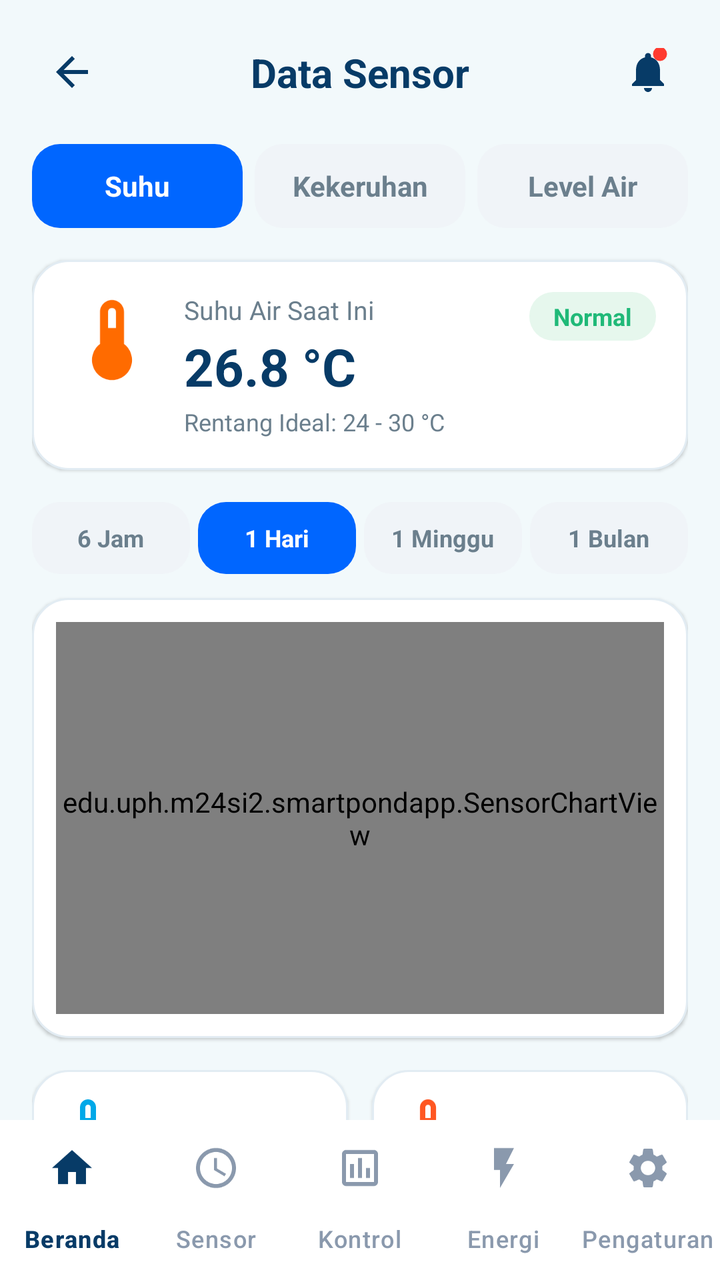
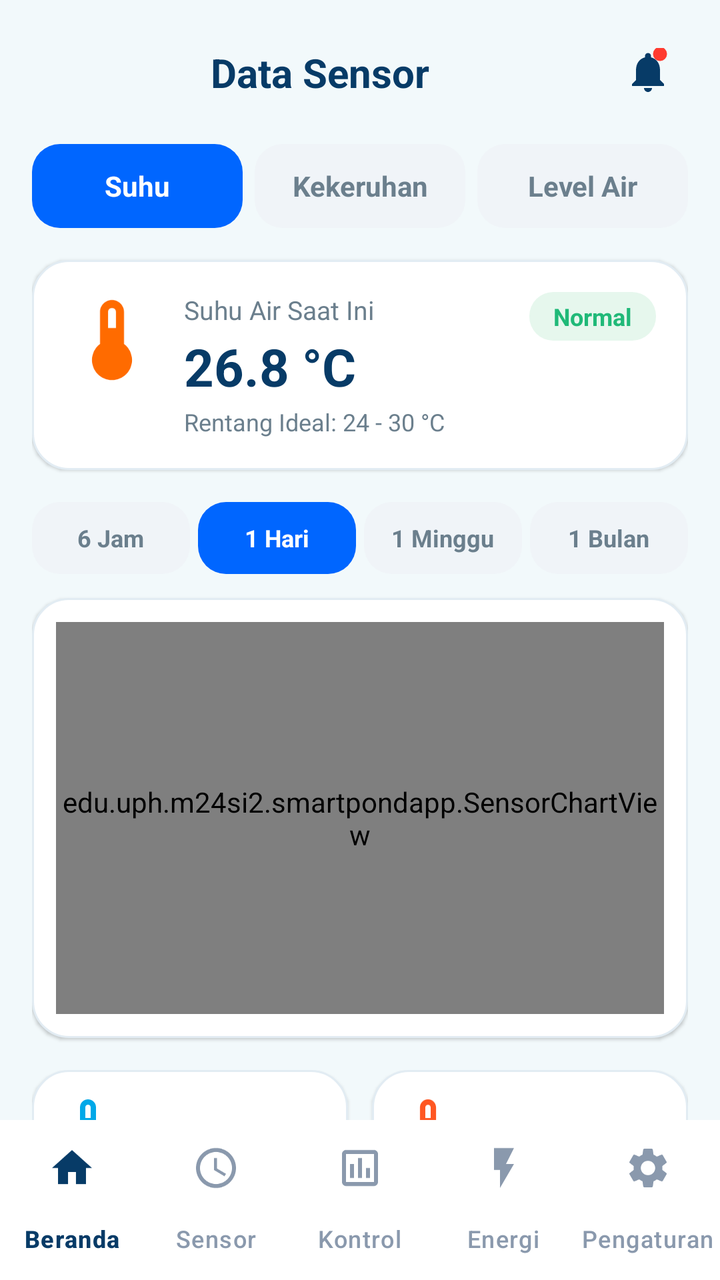

Compare the two renders of this Android layout. The source of the first and the diff that turns it into the second are given below.
<!-- AndroidManifest.xml: application theme Theme.SmartPondApp -->
<!-- res/layout/activity_sensor.xml -->
<?xml version="1.0" encoding="utf-8"?>
<androidx.constraintlayout.widget.ConstraintLayout xmlns:android="http://schemas.android.com/apk/res/android"
    xmlns:app="http://schemas.android.com/apk/res-auto"
    xmlns:tools="http://schemas.android.com/tools"
    android:id="@+id/mainSensor"
    android:layout_width="match_parent"
    android:layout_height="match_parent"
    android:background="@color/sp_background"
    tools:context=".SensorActivity">

    
    <androidx.constraintlayout.widget.ConstraintLayout
        android:id="@+id/headerBar"
        android:layout_width="match_parent"
        android:layout_height="wrap_content"
        android:paddingHorizontal="16dp"
        android:paddingTop="16dp"
        android:paddingBottom="12dp"
        app:layout_constraintTop_toTopOf="parent">

        <ImageButton
            android:id="@+id/btnBack"
            android:layout_width="40dp"
            android:layout_height="40dp"
            android:background="?attr/selectableItemBackgroundBorderless"
            android:contentDescription="@string/cd_menu"
            android:src="@drawable/ic_back_24"
            app:layout_constraintBottom_toBottomOf="parent"
            app:layout_constraintStart_toStartOf="parent"
            app:layout_constraintTop_toTopOf="parent" />

        <TextView
            android:id="@+id/tvHeaderTitle"
            android:layout_width="wrap_content"
            android:layout_height="wrap_content"
            android:text="@string/title_data_sensor"
            android:textColor="@color/sp_navy"
            android:textSize="20sp"
            android:textStyle="bold"
            app:layout_constraintBottom_toBottomOf="parent"
            app:layout_constraintEnd_toStartOf="@id/btnNotification"
            app:layout_constraintStart_toEndOf="@id/btnBack"
            app:layout_constraintTop_toTopOf="parent" />

        <ImageButton
            android:id="@+id/btnNotification"
            android:layout_width="40dp"
            android:layout_height="40dp"
            android:background="?attr/selectableItemBackgroundBorderless"
            android:contentDescription="@string/cd_notification"
            android:src="@drawable/ic_bell_badge_24"
            app:layout_constraintBottom_toBottomOf="parent"
            app:layout_constraintEnd_toEndOf="parent"
            app:layout_constraintTop_toTopOf="parent" />

    </androidx.constraintlayout.widget.ConstraintLayout>

    
    <androidx.core.widget.NestedScrollView
        android:id="@+id/scrollSensor"
        android:layout_width="match_parent"
        android:layout_height="0dp"
        android:fillViewport="true"
        app:layout_constraintBottom_toTopOf="@id/bottomNavigation"
        app:layout_constraintTop_toBottomOf="@id/headerBar">

        <LinearLayout
            android:layout_width="match_parent"
            android:layout_height="wrap_content"
            android:orientation="vertical"
            android:paddingHorizontal="16dp"
            android:paddingBottom="24dp">

            
            <LinearLayout
                android:layout_width="match_parent"
                android:layout_height="wrap_content"
                android:layout_marginTop="4dp"
                android:orientation="horizontal">

                <TextView
                    android:id="@+id/tabSuhu"
                    android:layout_width="0dp"
                    android:layout_height="42dp"
                    android:layout_marginEnd="6dp"
                    android:layout_weight="1"
                    android:background="@drawable/bg_tab_selected"
                    android:gravity="center"
                    android:text="@string/tab_suhu"
                    android:textColor="#FFFFFF"
                    android:textSize="14sp"
                    android:textStyle="bold" />

                <TextView
                    android:id="@+id/tabKekeruhan"
                    android:layout_width="0dp"
                    android:layout_height="42dp"
                    android:layout_marginEnd="6dp"
                    android:layout_weight="1"
                    android:background="@drawable/bg_tab_unselected"
                    android:gravity="center"
                    android:text="@string/tab_kekeruhan"
                    android:textColor="@color/sp_muted"
                    android:textSize="14sp"
                    android:textStyle="bold" />

                <TextView
                    android:id="@+id/tabLevelAir"
                    android:layout_width="0dp"
                    android:layout_height="42dp"
                    android:layout_weight="1"
                    android:background="@drawable/bg_tab_unselected"
                    android:gravity="center"
                    android:text="@string/tab_level_air"
                    android:textColor="@color/sp_muted"
                    android:textSize="14sp"
                    android:textStyle="bold" />

            </LinearLayout>

            
            <androidx.constraintlayout.widget.ConstraintLayout
                android:id="@+id/cardCurrentSensor"
                android:layout_width="match_parent"
                android:layout_height="wrap_content"
                android:layout_marginTop="16dp"
                android:background="@drawable/bg_card_rounded"
                android:elevation="1dp"
                android:padding="16dp">

                <ImageView
                    android:id="@+id/ivMainSensorIcon"
                    android:layout_width="48dp"
                    android:layout_height="48dp"
                    android:contentDescription="@string/title_water_temp"
                    android:src="@drawable/ic_thermometer"
                    app:layout_constraintStart_toStartOf="parent"
                    app:layout_constraintTop_toTopOf="parent" />

                <TextView
                    android:id="@+id/tvMainSensorTitle"
                    android:layout_width="0dp"
                    android:layout_height="wrap_content"
                    android:layout_marginStart="12dp"
                    android:text="@string/suhu_air_saat_ini"
                    android:textColor="@color/sp_muted"
                    android:textSize="13sp"
                    app:layout_constraintEnd_toStartOf="@id/tvMainSensorBadge"
                    app:layout_constraintStart_toEndOf="@id/ivMainSensorIcon"
                    app:layout_constraintTop_toTopOf="@id/ivMainSensorIcon" />

                <TextView
                    android:id="@+id/tvMainSensorValue"
                    android:layout_width="0dp"
                    android:layout_height="wrap_content"
                    android:layout_marginStart="12dp"
                    android:layout_marginTop="2dp"
                    android:text="@string/default_suhu_val"
                    android:textColor="@color/sp_navy"
                    android:textSize="26sp"
                    android:textStyle="bold"
                    app:layout_constraintEnd_toStartOf="@id/tvMainSensorBadge"
                    app:layout_constraintStart_toEndOf="@id/ivMainSensorIcon"
                    app:layout_constraintTop_toBottomOf="@id/tvMainSensorTitle" />

                <TextView
                    android:id="@+id/tvMainSensorSubtext"
                    android:layout_width="0dp"
                    android:layout_height="wrap_content"
                    android:layout_marginStart="12dp"
                    android:layout_marginTop="2dp"
                    android:text="@string/rentang_ideal_suhu"
                    android:textColor="@color/sp_muted"
                    android:textSize="12sp"
                    app:layout_constraintEnd_toEndOf="parent"
                    app:layout_constraintStart_toEndOf="@id/ivMainSensorIcon"
                    app:layout_constraintTop_toBottomOf="@id/tvMainSensorValue" />

                <TextView
                    android:id="@+id/tvMainSensorBadge"
                    android:layout_width="wrap_content"
                    android:layout_height="wrap_content"
                    android:background="@drawable/bg_status_badge"
                    android:paddingHorizontal="12dp"
                    android:paddingVertical="4dp"
                    android:text="@string/badge_normal"
                    android:textColor="@color/sp_green"
                    android:textSize="12sp"
                    android:textStyle="bold"
                    app:layout_constraintEnd_toEndOf="parent"
                    app:layout_constraintTop_toTopOf="parent" />

            </androidx.constraintlayout.widget.ConstraintLayout>

            
            <LinearLayout
                android:layout_width="match_parent"
                android:layout_height="wrap_content"
                android:layout_marginTop="16dp"
                android:orientation="horizontal">

                <TextView
                    android:id="@+id/btnTime6h"
                    android:layout_width="0dp"
                    android:layout_height="36dp"
                    android:layout_marginEnd="4dp"
                    android:layout_weight="1"
                    android:background="@drawable/bg_tab_unselected"
                    android:gravity="center"
                    android:text="@string/filter_6_jam"
                    android:textColor="@color/sp_muted"
                    android:textSize="12sp"
                    android:textStyle="bold" />

                <TextView
                    android:id="@+id/btnTime1d"
                    android:layout_width="0dp"
                    android:layout_height="36dp"
                    android:layout_marginEnd="4dp"
                    android:layout_weight="1"
                    android:background="@drawable/bg_tab_selected"
                    android:gravity="center"
                    android:text="@string/filter_1_hari"
                    android:textColor="#FFFFFF"
                    android:textSize="12sp"
                    android:textStyle="bold" />

                <TextView
                    android:id="@+id/btnTime1w"
                    android:layout_width="0dp"
                    android:layout_height="36dp"
                    android:layout_marginEnd="4dp"
                    android:layout_weight="1"
                    android:background="@drawable/bg_tab_unselected"
                    android:gravity="center"
                    android:text="@string/filter_1_minggu"
                    android:textColor="@color/sp_muted"
                    android:textSize="12sp"
                    android:textStyle="bold" />

                <TextView
                    android:id="@+id/btnTime1m"
                    android:layout_width="0dp"
                    android:layout_height="36dp"
                    android:layout_weight="1"
                    android:background="@drawable/bg_tab_unselected"
                    android:gravity="center"
                    android:text="@string/filter_1_bulan"
                    android:textColor="@color/sp_muted"
                    android:textSize="12sp"
                    android:textStyle="bold" />

            </LinearLayout>

            
            <androidx.constraintlayout.widget.ConstraintLayout
                android:id="@+id/cardChart"
                android:layout_width="match_parent"
                android:layout_height="220dp"
                android:layout_marginTop="12dp"
                android:background="@drawable/bg_card_rounded"
                android:elevation="1dp"
                android:padding="12dp">

                <edu.uph.m24si2.smartpondapp.SensorChartView
                    android:id="@+id/sensorChartView"
                    android:layout_width="match_parent"
                    android:layout_height="match_parent" />

            </androidx.constraintlayout.widget.ConstraintLayout>

            
            <LinearLayout
                android:layout_width="match_parent"
                android:layout_height="wrap_content"
                android:layout_marginTop="16dp"
                android:baselineAligned="false"
                android:orientation="horizontal">

                
                <androidx.constraintlayout.widget.ConstraintLayout
                    android:id="@+id/cardMin"
                    android:layout_width="0dp"
                    android:layout_height="110dp"
                    android:layout_marginEnd="6dp"
                    android:layout_weight="1"
                    android:background="@drawable/bg_card_rounded"
                    android:elevation="1dp"
                    android:padding="12dp">

                    <ImageView
                        android:id="@+id/ivMinIcon"
                        android:layout_width="32dp"
                        android:layout_height="32dp"
                        android:contentDescription="@string/cd_icon_low"
                        android:src="@drawable/ic_thermometer_blue"
                        app:layout_constraintStart_toStartOf="parent"
                        app:layout_constraintTop_toTopOf="parent" />

                    <LinearLayout
                        android:layout_width="0dp"
                        android:layout_height="wrap_content"
                        android:layout_marginStart="8dp"
                        android:orientation="vertical"
                        app:layout_constraintBottom_toBottomOf="parent"
                        app:layout_constraintEnd_toEndOf="parent"
                        app:layout_constraintStart_toEndOf="@id/ivMinIcon"
                        app:layout_constraintTop_toTopOf="parent">

                        <TextView
                            android:id="@+id/tvMinTitle"
                            android:layout_width="wrap_content"
                            android:layout_height="wrap_content"
                            android:text="@string/suhu_terendah"
                            android:textColor="@color/sp_muted"
                            android:textSize="11sp" />

                        <TextView
                            android:id="@+id/tvMinVal"
                            android:layout_width="wrap_content"
                            android:layout_height="wrap_content"
                            android:layout_marginTop="2dp"
                            android:text="@string/default_min_val"
                            android:textColor="@color/sp_navy"
                            android:textSize="18sp"
                            android:textStyle="bold" />

                        <TextView
                            android:id="@+id/tvMinTime"
                            android:layout_width="wrap_content"
                            android:layout_height="wrap_content"
                            android:text="@string/default_min_time"
                            android:textColor="@color/sp_muted"
                            android:textSize="11sp" />

                    </LinearLayout>

                </androidx.constraintlayout.widget.ConstraintLayout>

                
                <androidx.constraintlayout.widget.ConstraintLayout
                    android:id="@+id/cardMax"
                    android:layout_width="0dp"
                    android:layout_height="110dp"
                    android:layout_marginStart="6dp"
                    android:layout_weight="1"
                    android:background="@drawable/bg_card_rounded"
                    android:elevation="1dp"
                    android:padding="12dp">

                    <ImageView
                        android:id="@+id/ivMaxIcon"
                        android:layout_width="32dp"
                        android:layout_height="32dp"
                        android:contentDescription="@string/cd_icon_high"
                        android:src="@drawable/ic_thermometer_orange"
                        app:layout_constraintStart_toStartOf="parent"
                        app:layout_constraintTop_toTopOf="parent" />

                    <LinearLayout
                        android:layout_width="0dp"
                        android:layout_height="wrap_content"
                        android:layout_marginStart="8dp"
                        android:orientation="vertical"
                        app:layout_constraintBottom_toBottomOf="parent"
                        app:layout_constraintEnd_toEndOf="parent"
                        app:layout_constraintStart_toEndOf="@id/ivMaxIcon"
                        app:layout_constraintTop_toTopOf="parent">

                        <TextView
                            android:id="@+id/tvMaxTitle"
                            android:layout_width="wrap_content"
                            android:layout_height="wrap_content"
                            android:text="@string/suhu_tertinggi"
                            android:textColor="@color/sp_muted"
                            android:textSize="11sp" />

                        <TextView
                            android:id="@+id/tvMaxVal"
                            android:layout_width="wrap_content"
                            android:layout_height="wrap_content"
                            android:layout_marginTop="2dp"
                            android:text="@string/default_max_val"
                            android:textColor="@color/sp_navy"
                            android:textSize="18sp"
                            android:textStyle="bold" />

                        <TextView
                            android:id="@+id/tvMaxTime"
                            android:layout_width="wrap_content"
                            android:layout_height="wrap_content"
                            android:text="@string/default_max_time"
                            android:textColor="@color/sp_muted"
                            android:textSize="11sp" />

                    </LinearLayout>

                </androidx.constraintlayout.widget.ConstraintLayout>

            </LinearLayout>

            
            <androidx.constraintlayout.widget.ConstraintLayout
                android:id="@+id/cardAvg"
                android:layout_width="match_parent"
                android:layout_height="80dp"
                android:layout_marginTop="12dp"
                android:background="@drawable/bg_card_rounded"
                android:elevation="1dp"
                android:padding="14dp">

                <ImageView
                    android:id="@+id/ivAvgIcon"
                    android:layout_width="36dp"
                    android:layout_height="36dp"
                    android:contentDescription="@string/cd_icon_avg"
                    android:src="@drawable/ic_thermometer"
                    app:layout_constraintBottom_toBottomOf="parent"
                    app:layout_constraintStart_toStartOf="parent"
                    app:layout_constraintTop_toTopOf="parent" />

                <LinearLayout
                    android:layout_width="0dp"
                    android:layout_height="wrap_content"
                    android:layout_marginStart="12dp"
                    android:orientation="vertical"
                    app:layout_constraintBottom_toBottomOf="parent"
                    app:layout_constraintEnd_toEndOf="parent"
                    app:layout_constraintStart_toEndOf="@id/ivAvgIcon"
                    app:layout_constraintTop_toTopOf="parent">

                    <TextView
                        android:id="@+id/tvAvgTitle"
                        android:layout_width="wrap_content"
                        android:layout_height="wrap_content"
                        android:text="@string/rata_rata_hari_ini"
                        android:textColor="@color/sp_muted"
                        android:textSize="12sp" />

                    <TextView
                        android:id="@+id/tvAvgVal"
                        android:layout_width="wrap_content"
                        android:layout_height="wrap_content"
                        android:layout_marginTop="2dp"
                        android:text="@string/default_avg_val"
                        android:textColor="@color/sp_navy"
                        android:textSize="18sp"
                        android:textStyle="bold" />

                </LinearLayout>

            </androidx.constraintlayout.widget.ConstraintLayout>

        </LinearLayout>

    </androidx.core.widget.NestedScrollView>

    
    <com.google.android.material.bottomnavigation.BottomNavigationView
        android:id="@+id/bottomNavigation"
        android:layout_width="match_parent"
        android:layout_height="wrap_content"
        android:background="@color/sp_card_bg"
        app:elevation="8dp"
        app:itemIconTint="@color/nav_item_color"
        app:itemRippleColor="#1A073B67"
        app:itemTextColor="@color/nav_item_color"
        app:labelVisibilityMode="labeled"
        app:layout_constraintBottom_toBottomOf="parent"
        app:menu="@menu/bottom_nav_menu" />

</androidx.constraintlayout.widget.ConstraintLayout>
<!-- resources referenced by this layout -->
<resources>
  <color name="sp_background">#F2F9FB</color>
  <color name="sp_card_bg">#FFFFFF</color>
  <color name="sp_green">#20B978</color>
  <color name="sp_muted">#6B7F8D</color>
  <color name="sp_navy">#073B67</color>
  <!-- drawable bg_card_rounded (drawable) -->
  <?xml version="1.0" encoding="utf-8"?>
  <shape xmlns:android="http://schemas.android.com/apk/res/android"
      android:shape="rectangle">
      <solid android:color="@color/sp_card_bg" />
      <corners android:radius="18dp" />
      <stroke
          android:width="1dp"
          android:color="@color/sp_card_stroke" />
  </shape>
  <!-- drawable bg_status_badge (drawable) -->
  <?xml version="1.0" encoding="utf-8"?>
  <shape xmlns:android="http://schemas.android.com/apk/res/android"
      android:shape="rectangle">
      <solid android:color="@color/sp_green_bg" />
      <corners android:radius="12dp" />
  </shape>
  <!-- drawable bg_tab_selected (drawable) -->
  <?xml version="1.0" encoding="utf-8"?>
  <shape xmlns:android="http://schemas.android.com/apk/res/android"
      android:shape="rectangle">
      <solid android:color="#0066FF" />
      <corners android:radius="14dp" />
  </shape>
  <!-- drawable bg_tab_unselected (drawable) -->
  <?xml version="1.0" encoding="utf-8"?>
  <shape xmlns:android="http://schemas.android.com/apk/res/android"
      android:shape="rectangle">
      <solid android:color="#F0F4F8" />
      <corners android:radius="14dp" />
  </shape>
  <!-- drawable ic_back_24 (drawable) -->
  <?xml version="1.0" encoding="utf-8"?>
  <vector xmlns:android="http://schemas.android.com/apk/res/android"
      android:width="24dp"
      android:height="24dp"
      android:viewportWidth="24"
      android:viewportHeight="24">
      <path
          android:fillColor="@color/sp_navy"
          android:pathData="M20,11H7.83l5.59,-5.59L12,4l-8,8 8,8 1.41,-1.41L7.83,13H20v-2z" />
  </vector>
  <!-- drawable ic_thermometer (drawable) -->
  <?xml version="1.0" encoding="utf-8"?>
  <vector xmlns:android="http://schemas.android.com/apk/res/android"
      android:width="40dp"
      android:height="40dp"
      android:viewportWidth="24"
      android:viewportHeight="24">
      <path
          android:fillColor="#FF6B00"
          android:pathData="M15,13V5c0,-1.66 -1.34,-3 -3,-3S9,3.34 9,5v8c-1.21,0.91 -2,2.37 -2,4c0,2.76 2.24,5 5,5s5,-2.24 5,-5c0,-1.63 -0.79,-3.09 -2,-4z M12,4c0.55,0 1,0.45 1,1v4h-2V5c0,-0.55 0.45,-1 1,-1z" />
  </vector>
  <string name="badge_normal">Normal</string>
  <string name="cd_icon_avg">Icon Avg</string>
  <string name="cd_icon_high">Icon High</string>
  <string name="cd_icon_low">Icon Low</string>
  <string name="cd_menu">Menu</string>
  <string name="cd_notification">Notifikasi</string>
  <string name="default_avg_val">27.1 °C</string>
  <string name="default_max_time">14.20</string>
  <string name="default_max_val">29.2 °C</string>
  <string name="default_min_time">04.30</string>
  <string name="default_min_val">25.1 °C</string>
  <string name="default_suhu_val">26.8 °C</string>
  <string name="filter_1_bulan">1 Bulan</string>
  <string name="filter_1_hari">1 Hari</string>
  <string name="filter_1_minggu">1 Minggu</string>
  <string name="filter_6_jam">6 Jam</string>
  <string name="rata_rata_hari_ini">Rata-rata Hari Ini</string>
  <string name="rentang_ideal_suhu">Rentang Ideal: 24 - 30 °C</string>
  <string name="suhu_air_saat_ini">Suhu Air Saat Ini</string>
  <string name="suhu_terendah">Suhu Terendah</string>
  <string name="suhu_tertinggi">Suhu Tertinggi</string>
  <string name="tab_kekeruhan">Kekeruhan</string>
  <string name="tab_level_air">Level Air</string>
  <string name="tab_suhu">Suhu</string>
  <string name="title_data_sensor">Data Sensor</string>
  <string name="title_water_temp">Suhu Air</string>
  <style name="Theme.SmartPondApp" parent="Base.Theme.SmartPondApp" />
  <color name="sp_card_stroke">#E2ECF3</color>
  <color name="sp_green_bg">#E6F7ED</color>
  <style name="Base.Theme.SmartPondApp" parent="Theme.Material3.DayNight.NoActionBar">
          
          
      </style>
  <!-- unchanged entries left out for length: 3 -->
</resources>

<!-- the commit's change to res/layout/activity_sensor.xml (unified diff, before → after) -->
@@ -17,17 +17,6 @@
         android:paddingTop="16dp"
         android:paddingBottom="12dp"
         app:layout_constraintTop_toTopOf="parent">
-
-        <ImageButton
-            android:id="@+id/btnBack"
-            android:layout_width="40dp"
-            android:layout_height="40dp"
-            android:background="?attr/selectableItemBackgroundBorderless"
-            android:contentDescription="@string/cd_menu"
-            android:src="@drawable/ic_back_24"
-            app:layout_constraintBottom_toBottomOf="parent"
-            app:layout_constraintStart_toStartOf="parent"
-            app:layout_constraintTop_toTopOf="parent" />
 
         <TextView
             android:id="@+id/tvHeaderTitle"
@@ -39,7 +28,7 @@
             android:textStyle="bold"
             app:layout_constraintBottom_toBottomOf="parent"
             app:layout_constraintEnd_toStartOf="@id/btnNotification"
-            app:layout_constraintStart_toEndOf="@id/btnBack"
+            app:layout_constraintStart_toStartOf="parent"
             app:layout_constraintTop_toTopOf="parent" />
 
         <ImageButton
<!-- resource entries referenced after the edit -->
@@ -36,17 +36,6 @@
       <solid android:color="#F0F4F8" />
       <corners android:radius="14dp" />
   </shape>
-  <!-- drawable ic_back_24 (drawable) -->
-  <?xml version="1.0" encoding="utf-8"?>
-  <vector xmlns:android="http://schemas.android.com/apk/res/android"
-      android:width="24dp"
-      android:height="24dp"
-      android:viewportWidth="24"
-      android:viewportHeight="24">
-      <path
-          android:fillColor="@color/sp_navy"
-          android:pathData="M20,11H7.83l5.59,-5.59L12,4l-8,8 8,8 1.41,-1.41L7.83,13H20v-2z" />
-  </vector>
   <!-- drawable ic_thermometer (drawable) -->
   <?xml version="1.0" encoding="utf-8"?>
   <vector xmlns:android="http://schemas.android.com/apk/res/android"
@@ -62,7 +51,6 @@
   <string name="cd_icon_avg">Icon Avg</string>
   <string name="cd_icon_high">Icon High</string>
   <string name="cd_icon_low">Icon Low</string>
-  <string name="cd_menu">Menu</string>
   <string name="cd_notification">Notifikasi</string>
   <string name="default_avg_val">27.1 °C</string>
   <string name="default_max_time">14.20</string>
